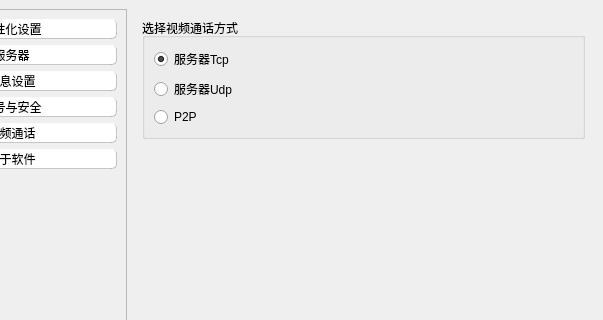
Before: the Qt Designer form mainwindow.ui in hohohhhho/QU, drawn with Qt 5; both pictures show x 197 to 800 and y 0 to 320 of the 800 by 600 pixel window.
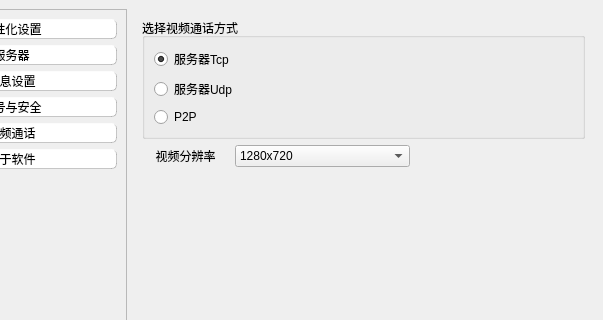
After: the same form once the commit is applied. The open tabs and pages were chosen to show the change. Icons and pictures are not drawn. Custom widgets are drawn as their Qt base class.

Commit message: 优化视频通话:H264编解码,udp传输

What changed in the file:
```diff
--- a/mainwindow.ui
+++ b/mainwindow.ui
@@ -1219,6 +1219,52 @@
                 </layout>
                </widget>
               </item>
+              <item>
+               <layout class="QHBoxLayout" name="horizontalLayout_12" stretch="1,2,2">
+                <item>
+                 <widget class="QLabel" name="label_3">
+                  <property name="text">
+                   <string>视频分辨率</string>
+                  </property>
+                  <property name="alignment">
+                   <set>Qt::AlignmentFlag::AlignCenter</set>
+                  </property>
+                 </widget>
+                </item>
+                <item>
+                 <widget class="QComboBox" name="combo_resolution">
+                  <item>
+                   <property name="text">
+                    <string>1280x720</string>
+                   </property>
+                  </item>
+                  <item>
+                   <property name="text">
+                    <string>640x480</string>
+                   </property>
+                  </item>
+                  <item>
+                   <property name="text">
+                    <string>640x360</string>
+                   </property>
+                  </item>
+                 </widget>
+                </item>
+                <item>
+                 <spacer name="horizontalSpacer_5">
+                  <property name="orientation">
+                   <enum>Qt::Orientation::Horizontal</enum>
+                  </property>
+                  <property name="sizeHint" stdset="0">
+                   <size>
+                    <width>40</width>
+                    <height>20</height>
+                   </size>
+                  </property>
+                 </spacer>
+                </item>
+               </layout>
+              </item>
               <item>
                <spacer name="verticalSpacer_11">
                 <property name="orientation">
@@ -1455,16 +1501,16 @@
   </widget>
  </widget>
  <customwidgets>
-  <customwidget>
-   <class>Profile</class>
-   <extends>QPushButton</extends>
-   <header>profile.h</header>
-  </customwidget>
   <customwidget>
    <class>MyHintPushButton</class>
    <extends>QPushButton</extends>
    <header>myhintpushbutton.h</header>
   </customwidget>
+  <customwidget>
+   <class>Profile</class>
+   <extends>QPushButton</extends>
+   <header>profile.h</header>
+  </customwidget>
   <customwidget>
    <class>RedPointButton</class>
    <extends>QPushButton</extends>
```
Left out of the diff: 12 changed lines with no effect on the pictures. The commit also changes 248 other files.
